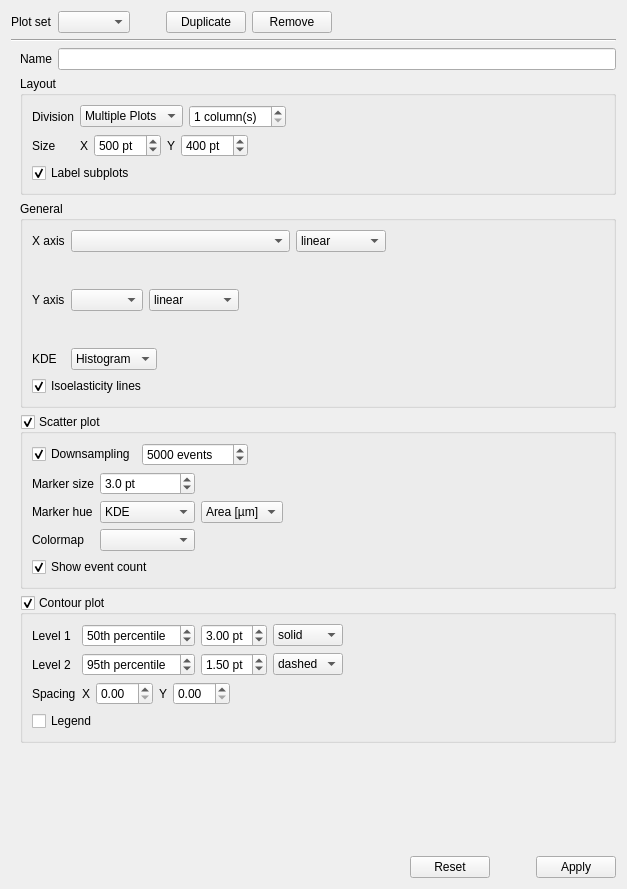
Before: the Qt Designer form shapeout2/gui/analysis/ana_plot.ui in ZELLMECHANIK-DRESDEN/ShapeOut2, drawn with Qt 5.
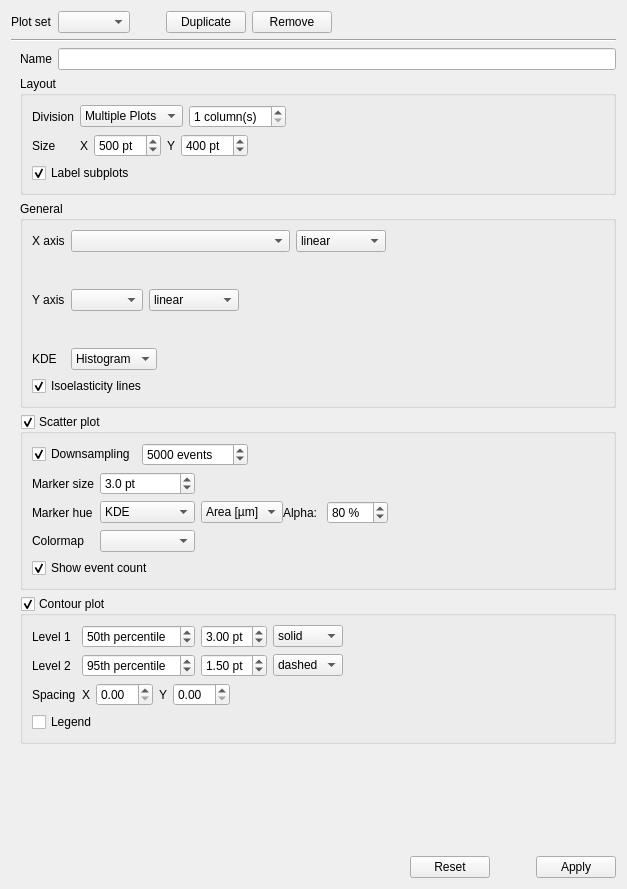
After: the same form once the commit is applied. Custom widgets are drawn as their Qt base class.

Commit message: introduce marker alpha for dataset hue

```diff
--- a/shapeout2/gui/analysis/ana_plot.ui
+++ b/shapeout2/gui/analysis/ana_plot.ui
@@ -514,15 +514,6 @@
             </property>
            </widget>
           </item>
-          <item row="1" column="2">
-           <widget class="QComboBox" name="comboBox_marker_feature">
-            <item>
-             <property name="text">
-              <string>Area [µm]</string>
-             </property>
-            </item>
-           </widget>
-          </item>
           <item row="1" column="1">
            <widget class="QComboBox" name="comboBox_marker_hue">
             <item>
@@ -590,6 +581,69 @@
             </property>
            </widget>
           </item>
+          <item row="1" column="2">
+           <layout class="QHBoxLayout" name="horizontalLayout_5">
+            <property name="spacing">
+             <number>0</number>
+            </property>
+            <property name="rightMargin">
+             <number>0</number>
+            </property>
+            <item>
+             <widget class="QComboBox" name="comboBox_marker_feature">
+              <item>
+               <property name="text">
+                <string>Area [µm]</string>
+               </property>
+              </item>
+             </widget>
+            </item>
+            <item>
+             <widget class="QWidget" name="widget_dataset_alpha" native="true">
+              <layout class="QHBoxLayout" name="horizontalLayout_9">
+               <property name="leftMargin">
+                <number>0</number>
+               </property>
+               <property name="topMargin">
+                <number>0</number>
+               </property>
+               <property name="rightMargin">
+                <number>0</number>
+               </property>
+               <property name="bottomMargin">
+                <number>0</number>
+               </property>
+               <item>
+                <widget class="QLabel" name="label_12">
+                 <property name="text">
+                  <string>Alpha: </string>
+                 </property>
+                </widget>
+               </item>
+               <item>
+                <widget class="QSpinBox" name="spinBox_alpha">
+                 <property name="suffix">
+                  <string> %</string>
+                 </property>
+                 <property name="minimum">
+                  <number>1</number>
+                 </property>
+                 <property name="maximum">
+                  <number>100</number>
+                 </property>
+                 <property name="singleStep">
+                  <number>5</number>
+                 </property>
+                 <property name="value">
+                  <number>80</number>
+                 </property>
+                </widget>
+               </item>
+              </layout>
+             </widget>
+            </item>
+           </layout>
+          </item>
          </layout>
         </item>
         <item>
```
The commit also changes 3 other files.
